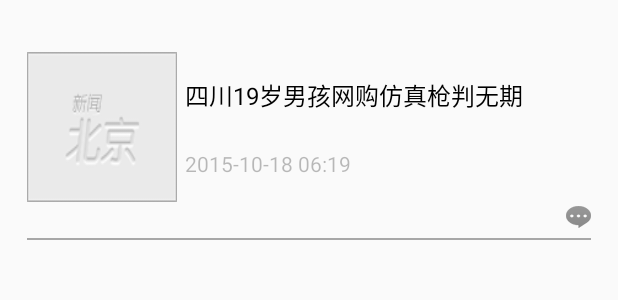
After one commit to SkyBoy1227/News, an Android app: the layout item_tab_detail_pager.xml on its own in the app's theme, with its tools: preview values and no code run, on a phone screen of 412 x 824 dp. The commit adds this screen. Shown: the top 300 px of the screen. Run offline under Robolectric (Android 15) with nearby library versions, the phone set to English and light mode, and no system bars.

Commit message:
列表新闻ListView适配器

```diff
--- /dev/null
+++ b/app/src/main/res/layout/item_tab_detail_pager.xml
@@ -0,0 +1,64 @@
+<?xml version="1.0" encoding="utf-8"?>
+<RelativeLayout xmlns:android="http://schemas.android.com/apk/res/android"
+    android:layout_width="match_parent"
+    android:layout_height="wrap_content"
+    android:padding="10dp">
+
+    <RelativeLayout
+        android:layout_width="match_parent"
+        android:layout_height="150dp">
+
+        <ImageView
+            android:id="@+id/iv_icon"
+            android:layout_width="100dp"
+            android:layout_height="100dp"
+            android:layout_centerVertical="true"
+            android:layout_marginLeft="8dp"
+            android:scaleType="fitXY"
+            android:src="@drawable/news_pic_default" />
+
+        <LinearLayout
+            android:layout_width="match_parent"
+            android:layout_height="wrap_content"
+            android:layout_centerVertical="true"
+            android:layout_marginLeft="5dp"
+            android:layout_toRightOf="@id/iv_icon"
+            android:orientation="vertical">
+
+            <TextView
+                android:id="@+id/tv_title"
+                android:layout_width="wrap_content"
+                android:layout_height="wrap_content"
+                android:lines="2"
+                android:text="四川19岁男孩网购仿真枪判无期"
+                android:textColor="@android:color/black"
+                android:textSize="16sp" />
+
+            <TextView
+                android:id="@+id/tv_time"
+                android:layout_width="wrap_content"
+                android:layout_height="wrap_content"
+                android:layout_marginTop="5dp"
+                android:text="2015-10-18 06:19"
+                android:textColor="#44000000"
+                android:textSize="14sp" />
+        </LinearLayout>
+
+        <ImageView
+            android:layout_width="wrap_content"
+            android:layout_height="wrap_content"
+            android:layout_alignParentBottom="true"
+            android:layout_alignParentRight="true"
+            android:layout_marginBottom="8dp"
+            android:layout_marginRight="8dp"
+            android:src="@drawable/icon_news_comment_num" />
+
+        <View
+            android:layout_width="match_parent"
+            android:layout_height="1dp"
+            android:layout_alignParentBottom="true"
+            android:layout_marginLeft="8dp"
+            android:layout_marginRight="8dp"
+            android:background="#55000000" />
+    </RelativeLayout>
+</RelativeLayout>
--- a/app/src/main/res/layout/tab_detail_pager.xml
+++ b/app/src/main/res/layout/tab_detail_pager.xml
@@ -43,5 +43,7 @@
     <ListView
         android:id="@+id/listView"
         android:layout_width="match_parent"
-        android:layout_height="match_parent" />
+        android:layout_height="match_parent"
+        android:cacheColorHint="@android:color/transparent"
+        android:divider="@null" />
 </LinearLayout>
```
Also changed, not shown: app/src/main/java/com/sky/app/news/adapter/TabDetailPagerListAdapter.java (added, +30 -0 lines), app/src/main/java/com/sky/app/news/base/AbstractAdapter.java (added, +61 -0 lines), app/src/main/java/com/sky/app/news/base/BaseViewHolder.java (added, +51 -0 lines), app/src/main/java/com/sky/app/news/menudetailpager/tabdetailpager/TabDetailPager.java (+14 -0 lines), app/src/main/java/com/sky/app/news/viewholder/TabDetailPagerListViewHolder.java (added, +53 -0 lines), app/src/main/res/drawable-hdpi/icon_news_comment_num.png (added), app/src/main/res/drawable-hdpi/news_pic_default.png (added).
